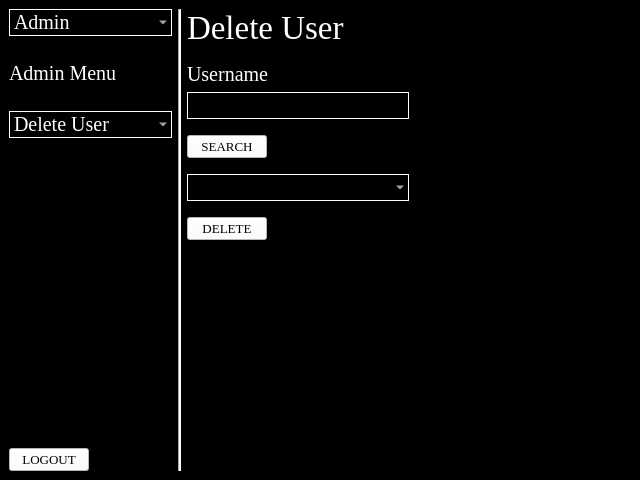
The window that admin_page/delete_user/delete_user.ui (siahaanabrahams/desktop_app) describes before a commit, drawn with Qt 5.
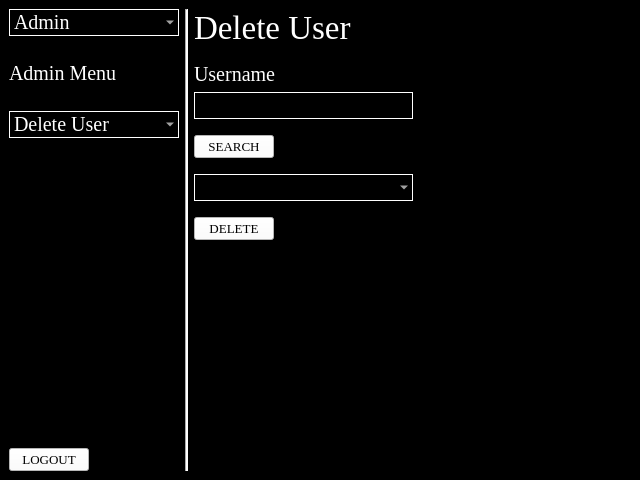
The same window after the commit.

Commit message: fix: make sidebar width consistent accross all pages

```diff
--- a/admin_page/delete_user/delete_user.ui
+++ b/admin_page/delete_user/delete_user.ui
@@ -239,6 +239,7 @@
     color: white;
     background-color: black;
     border: 1px solid white; 
+	width: 150px;
 }
 
 QComboBox QAbstractItemView {
```
The commit also changes 9 other files.
